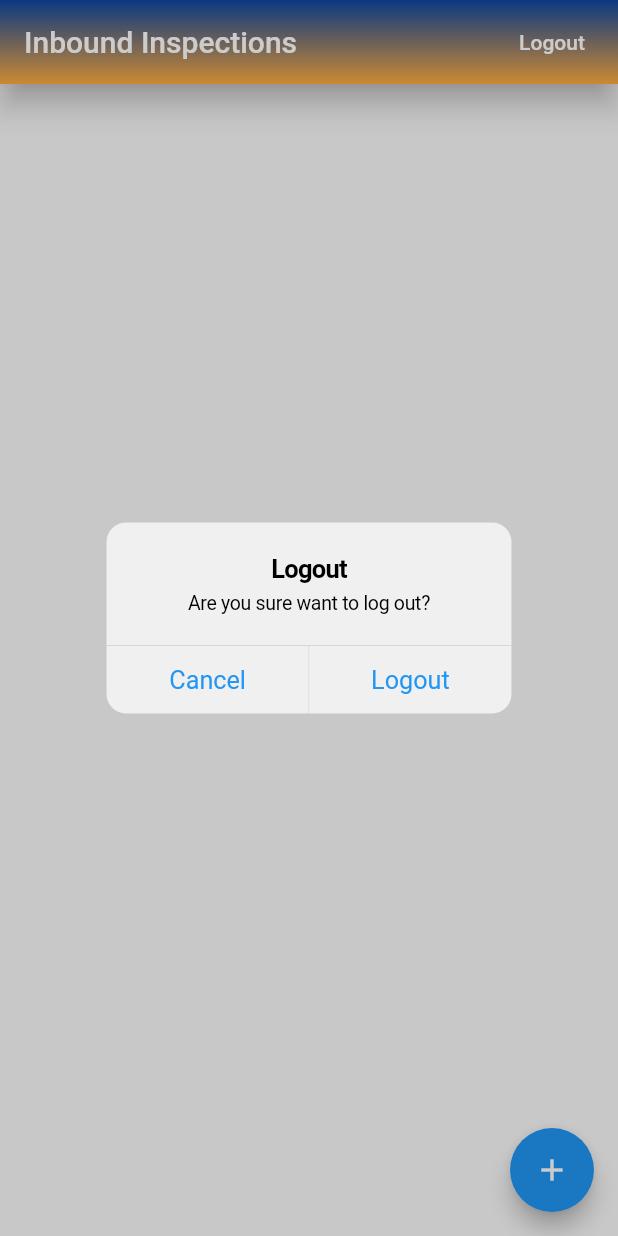
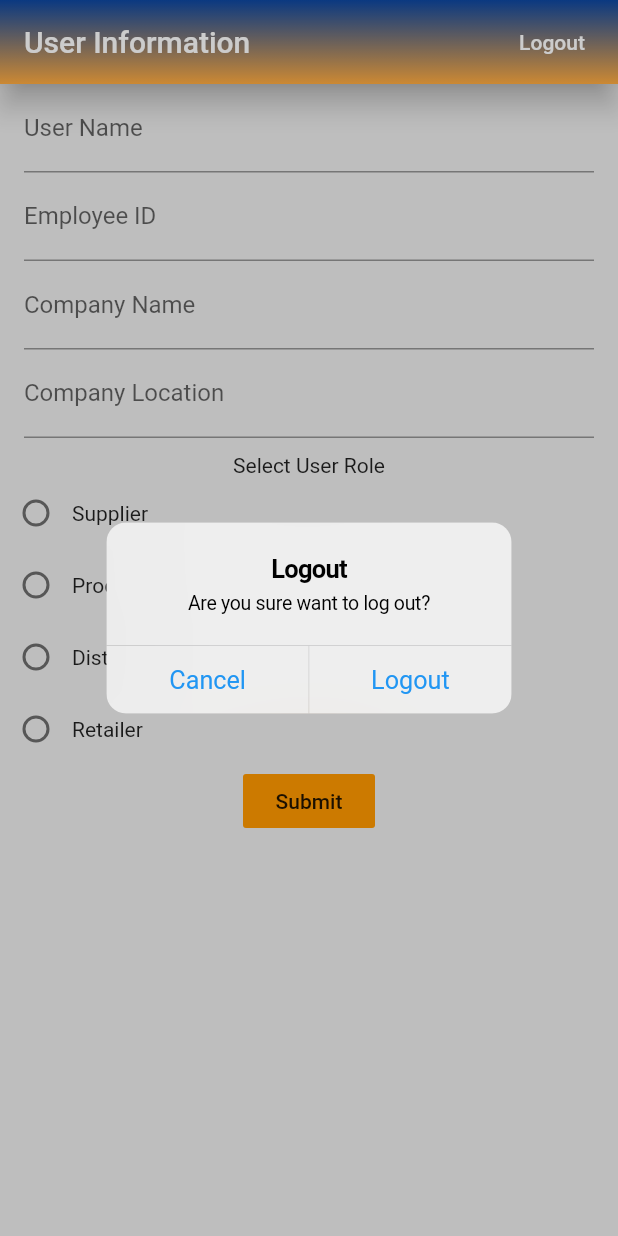
Before and after one commit to fazan-r/fungsi_scan_searching_firestore, a Flutter app: the screen it shows once a user with an empty profile is signed in, after a tap on "Logout", on a phone screen of 412 x 824 dp. Run offline on Flutter 3.47's test engine with Material 2 defaults, Android fonts, the phone set to English and light mode, and no system bars; our stand-ins replace cloud_firestore, firebase_auth, firebase_core, google_sign_in; missing offline and left inert: flutter_login_facebook; accounts and stored records are empty.

Commit message:
fourth commit user information

```diff
--- /dev/null
+++ b/lib/home/personal_information.dart
@@ -0,0 +1,205 @@
+import 'package:aqs_final_project/reusable_widget/alert.dart';
+import 'package:aqs_final_project/services/auth.dart';
+import 'package:flutter/material.dart';
+import 'package:provider/provider.dart';
+
+class PersonalInformation extends StatefulWidget {
+
+  @override
+  _PersonalInformationState createState() => _PersonalInformationState();
+}
+
+class _PersonalInformationState extends State<PersonalInformation> {
+
+  Future<void> _signOut(BuildContext context) async {
+    try {
+      final auth = Provider.of<AuthBase>(context, listen: false);
+      await auth.signOut();
+    } catch (e) {
+      print(e.toString());
+    }
+  }
+
+  Future<void> _confirmSignOut(BuildContext context) async {
+    final didRequestSignOut = await showingAlertDialog(
+      context,
+      title: 'Logout',
+      content: 'Are you sure want to log out?',
+      cancelActiontext: 'Cancel',
+      defaultActionText: 'Logout',
+    );
+
+    if (didRequestSignOut == true) {
+      _signOut(context);
+    }
+  }
+
+  String userName, employeeID, companyName, companyLocation;
+
+  getUserName (userName) { this.userName = userName;}
+  getEmployeeID (employeeID) { this.employeeID = employeeID;}
+  getCompanyName (companyName) { this.companyName = companyName;}
+  getCompanyLocation (companyLocation) { this.companyLocation = companyLocation;}
+
+  int _userType = 0;
+  String typeCategory;
+
+  void _handleUserType(int value){
+    setState(() {
+      _userType = value;
+      switch(_userType){
+        case 1:
+          typeCategory = 'Supplier';
+          break;
+        case 2:
+          typeCategory = 'Producer';
+          break;
+        case 3:
+          typeCategory = 'Distributor';
+          break;
+        case 4:
+          typeCategory = 'Retailer';
+          break;
+      }
+    });
+  }
+
+  @override
+  Widget build(BuildContext context) {
+    return Scaffold(
+      appBar: AppBar(
+        elevation: 8,
+        backgroundColor: Colors.amber,
+        flexibleSpace: Container(
+          decoration: BoxDecoration(
+              gradient: LinearGradient(
+                colors: [Colors.blue[900], Colors.orangeAccent],
+                begin: FractionalOffset.topCenter,
+                end: FractionalOffset.bottomCenter,
+              )
+          ),
+        ),
+        title: Text('User Information'),
+          actions: <Widget>[
+            FlatButton(
+              onPressed: () => _confirmSignOut(context),
+              child: Text(
+                'Logout',
+                style: TextStyle(color: Colors.white),
+              ),
+            ),
+          ]
+      ),
+      body: Column(
+        children: <Widget>[
+          Container(
+            width: MediaQuery.of(context).size.width,
+            height: 700,
+            child: ListView(
+              children: <Widget>[
+                Padding(padding: EdgeInsets.only(left: 16, right: 16),
+                child: TextField(
+                  onChanged: (String name) {
+                    getUserName(name);
+                  },
+                  decoration: InputDecoration(labelText: "User Name"),
+                ),),
+                Padding(padding: EdgeInsets.only(left: 16, right: 16),
+                  child: TextField(
+                    onChanged: (String name) {
+                      getEmployeeID(name);
+                    },
+                    decoration: InputDecoration(labelText: "Employee ID"),
+                  ),),
+                Padding(padding: EdgeInsets.only(left: 16, right: 16),
+                  child: TextField(
+                    onChanged: (String name) {
+                      getCompanyName(name);
+                    },
+                    decoration: InputDecoration(labelText: "Company Name"),
+                  ),),
+                Padding(padding: EdgeInsets.only(left: 16, right: 16),
+                  child: TextField(
+                    onChanged: (String name) {
+                      getCompanyLocation(name);
+                    },
+                    decoration: InputDecoration(labelText: "Company Location"),
+                  ),),
+
+                SizedBox( height: 10,),
+                Center(
+                  child: Text('Select User Role'),
+                ),
+                Column(
+                  mainAxisAlignment: MainAxisAlignment.center,
+                  children: <Widget>[
+                    Row(
+                      mainAxisAlignment: MainAxisAlignment.start,
+                      children: <Widget>[
+                        Radio(
+                          value: 1,
+                          groupValue: _userType,
+                          onChanged: _handleUserType,
+                          activeColor: Colors.orange,
+                        ),
+                        Text('Supplier'),
+                      ],
+                    ),
+                    Row(
+                      mainAxisAlignment: MainAxisAlignment.start,
+                      children: <Widget>[
+                        Radio(
+                          value: 2,
+                          groupValue: _userType,
+                          onChanged: _handleUserType,
+                          activeColor: Colors.orange,
+                        ),
+                        Text('Producer'),
+                      ],
+                    ),
+                    Row(
+                      mainAxisAlignment: MainAxisAlignment.start,
+                      children: <Widget>[
+                        Radio(
+                          value: 3,
+                          groupValue: _userType,
+                          onChanged: _handleUserType,
+                          activeColor: Colors.orange,
+                        ),
+                        Text('Distributor'),
+                      ],
+                    ),
+                    Row(
+                      mainAxisAlignment: MainAxisAlignment.start,
+                      children: <Widget>[
+                        Radio(
+                          value: 4,
+                          groupValue: _userType,
+                          onChanged: _handleUserType,
+                          activeColor: Colors.orange,
+                        ),
+                        Text('Retailer'),
+                      ],
+                    ),
+                  ],
+                ),
+                Row(
+                  mainAxisAlignment: MainAxisAlignment.spaceEvenly,
+                  children: <Widget>[
+                    FlatButton(
+                        onPressed: (){},
+                        child: Text('Submit'),
+                      color: Colors.orange,
+                    ),
+                  ],
+                ),
+
+              ],
+            ),
+          ),
+        ],
+      ),
+      backgroundColor: Colors.grey[200],
+    );
+  }
+}
--- a/lib/page_landing.dart
+++ b/lib/page_landing.dart
@@ -1,5 +1,6 @@
 
-import 'package:aqs_final_project/home/page_jobs.dart';
+import 'package:aqs_final_project/home/jobs/page_jobs.dart';
+import 'package:aqs_final_project/home/personal_information.dart';
 import 'package:aqs_final_project/page_register.dart';
 import 'package:aqs_final_project/services/auth.dart';
 import 'package:aqs_final_project/services/database.dart';
@@ -21,7 +22,7 @@ class LandingPage extends StatelessWidget {
             }
             return Provider<Database>(
               create: (_) => FirestoreDatabase(uid: user.uid),
-              child: JobsPage(),);
+              child: PersonalInformation(),);
           }
           return Scaffold(
             body: Center(
@@ -29,6 +30,5 @@ class LandingPage extends StatelessWidget {
             ),
           );
         });
-
   }
 }
--- a/lib/page_register.dart
+++ b/lib/page_register.dart
@@ -85,23 +85,15 @@ class RegisterPage extends StatelessWidget {
           height: 30,
         ),
         Container(
-          margin: EdgeInsets.only(top: 70, left: 33),
+          margin: EdgeInsets.only(top: 90, left: 33),
           child: Text(
-            'ABU',
+            'Mobile Traceability',
             style: TextStyle(
                 color: Colors.white, fontSize: 45, fontFamily: 'Marcellusfams'),
           ),
         ),
         Container(
-          margin: EdgeInsets.only(top: 120, left: 33),
-          child: Text(
-            'Quality Control',
-            style: TextStyle(
-                color: Colors.white, fontSize: 45, fontFamily: 'Marcellusfams'),
-          ),
-        ),
-        Container(
-          margin: EdgeInsets.only(top: 172, left: 33),
+          margin: EdgeInsets.only(top: 202, left: 33),
           child: Text(
             'System',
             style: TextStyle(
@@ -109,7 +101,7 @@ class RegisterPage extends StatelessWidget {
           ),
         ),
         Container(
-          margin: EdgeInsets.only(top: 250),
+          margin: EdgeInsets.only(top: 320),
           child: SingleChildScrollView(
             child: Column(
               children: <Widget>[
@@ -132,7 +124,7 @@ class RegisterPage extends StatelessWidget {
                 ),
                 _buildHeader(),
                 Container(
-                  height: 85,
+                  height: 55,
                 ),
                 Text(
                   'or log in with',
--- a/lib/services/database.dart
+++ b/lib/services/database.dart
@@ -1,5 +1,5 @@
 
-import 'package:aqs_final_project/home/models/jobs.dart';
+import 'package:aqs_final_project/home/models/model_jobs.dart';
 import 'package:aqs_final_project/services/api_path.dart';
 import 'package:aqs_final_project/services/firestore_services.dart';
 import 'package:flutter/foundation.dart';
--- a/pubspec.yaml
+++ b/pubspec.yaml
@@ -55,11 +55,8 @@ flutter:
   assets:
     - images/logo_aqs_besar.png
     - images/email_logo.png
-    - images/fb_logo2.png
-    - images/google_logo.png
     - images/anonymous_logo.png
     - images/anonymous_logo2.png
-    - images/anonymous_logo3.png
     - images/wh_cnk.png
   #   - images/a_dot_ham.jpeg
 
```
Also changed, not shown: lib/home/jobs/add_page_job.dart (added, +82 -0 lines), lib/home/jobs/page_jobs.dart (renamed from lib/home/page_jobs.dart, +4 -17 lines), images/anonymous_logo3.png (deleted), images/fb_logo2.png (deleted), images/google_logo.png (deleted), lib/home/models/model_jobs.dart (renamed from lib/home/models/jobs.dart), pubspec.lock, 3 other files.
